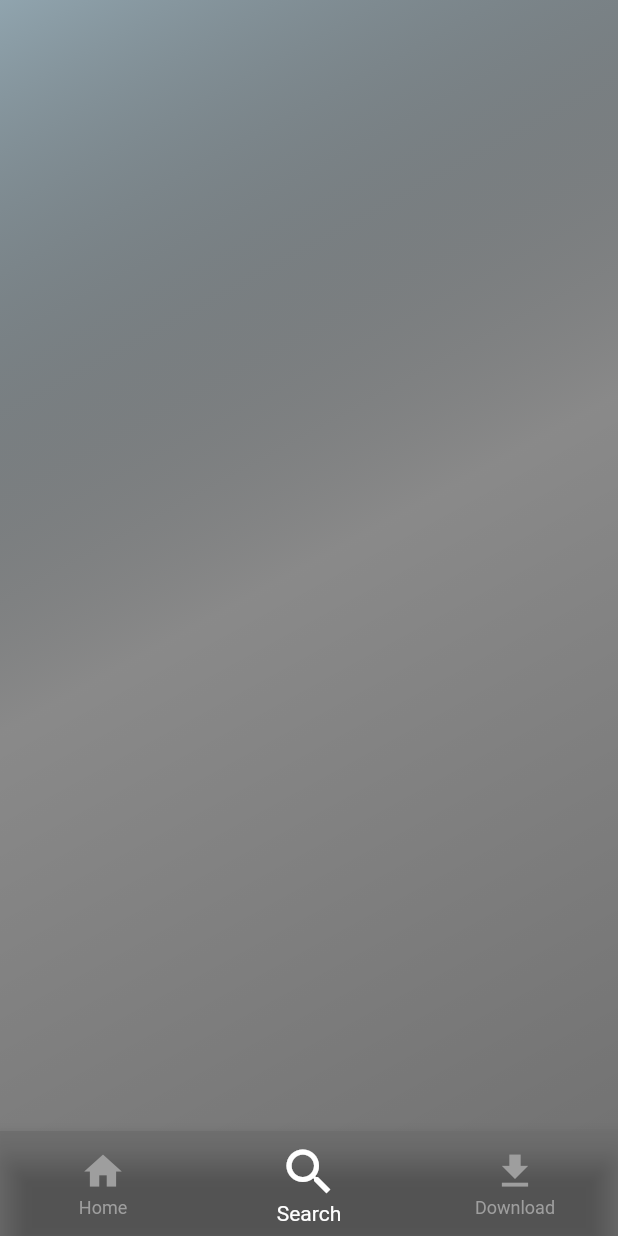
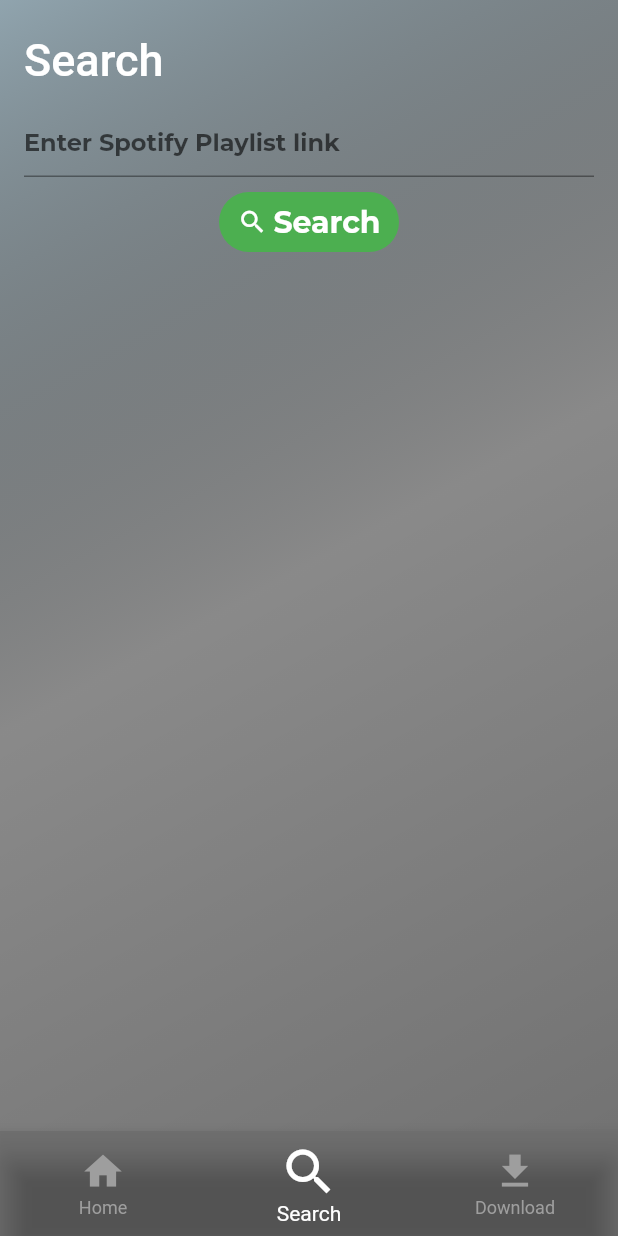
Before and after one commit to Devanshu19/Spootify, a Flutter app: the screen it shows after launch, item 2 of the bottom bar chosen, on a phone screen of 412 x 824 dp. Run offline on Flutter 3.47's test engine with Material 2 defaults, Android fonts, the phone set to English and light mode, and no system bars; Roboto replaces fonts that are missing (MontserratExtraBold); project files that could hold a hidden picture were left out.

Commit message:
ADD : Search Button

```diff
--- a/lib/screens/search.dart
+++ b/lib/screens/search.dart
@@ -1,4 +1,5 @@
 import 'package:flutter/material.dart';
+import 'package:flutter/rendering.dart';
 
 class Search extends StatelessWidget {
   const Search({super.key});
@@ -18,7 +19,134 @@ class Search extends StatelessWidget {
               end: Alignment.bottomRight
             )
           ),
+          child: Column(
+            children: const [
+              SearchAppBar(),
+              SizedBox(height: 10),
+              SearchBar(),
+              SizedBox(height: 10),
+              SearchButton()
+            ]
+          ),
         )
     );
   }
 }
+
+class SearchAppBar extends StatelessWidget {
+  const SearchAppBar({super.key});
+
+  @override
+  Widget build(BuildContext context) {
+    return SizedBox(
+      height: 60,
+      child: Padding(
+        padding: const EdgeInsets.only(top:20),
+        child: AppBar(
+          backgroundColor: Colors.transparent,
+          elevation: 0.0,
+          title: const Text(
+            "Search",
+            style: TextStyle(
+              fontFamily: "MontserratExtraBold",
+              fontSize: 30
+            )
+          ),
+        ),
+      ),
+    );
+  }
+}
+
+class SearchBar extends StatelessWidget {
+  const SearchBar({super.key});
+
+  @override
+  Widget build(BuildContext context) {
+    return const Padding(
+      padding: EdgeInsets.only(left: 16, right: 16),
+      child: TextField(
+        style: TextStyle(
+          fontSize: 20,
+          fontFamily: "MontserratBold"
+        ),
+        decoration: InputDecoration(
+          hintText: "Enter Spotify Playlist link",
+          hintStyle: TextStyle(
+            fontSize: 16,
+            fontFamily: "MontserratBold"
+          )
+        ),
+      ),
+    );
+  }
+}
+
+class SearchButton extends StatefulWidget {
+  const SearchButton({super.key});
+
+  @override
+  State<StatefulWidget> createState() => SearchButtonState();
+}
+
+class SearchButtonState extends State<SearchButton>{
+
+  Color buttonColor = Colors.green;
+
+  void onSearchButtonPressed(){
+
+  }
+
+  void searchButtonTapped(TapDownDetails details){
+    Future.delayed(const Duration(milliseconds: 0));
+    buttonColor = Colors.lightGreen;
+    print("Tapped");
+    setState(() {});
+  }
+
+  @override
+  Widget build(BuildContext context) {
+    return GestureDetector(
+      onTapDown: searchButtonTapped,
+      onTapCancel: () {
+        Future.delayed(const Duration(milliseconds: 0));
+        buttonColor = Colors.green;
+        setState(() {});
+        print("Tap Cancelled");
+      },
+      child: SizedBox(
+        height: 40,
+        width: 120,
+        child: TextButton(
+          onPressed: onSearchButtonPressed,
+          style: ButtonStyle(
+            backgroundColor: MaterialStateProperty.all(buttonColor),
+            shape: MaterialStateProperty.all(RoundedRectangleBorder(
+              borderRadius: BorderRadius.circular(20)
+            ))
+          ),
+          child: Row(
+            mainAxisAlignment: MainAxisAlignment.center,
+            children: const [
+              Padding(
+                padding: EdgeInsets.only(right: 4),
+                child: Icon(
+                  Icons.search,
+                  color: Colors.white,
+                  size: 20,
+                )
+              ),
+              Text(
+                "Search",
+                style: TextStyle(
+                  fontFamily: "MontserratBold",
+                  fontSize: 20,
+                  color: Colors.white
+                ),
+              )],
+          ),
+        ),
+      ),
+    );
+  }
+}
```
